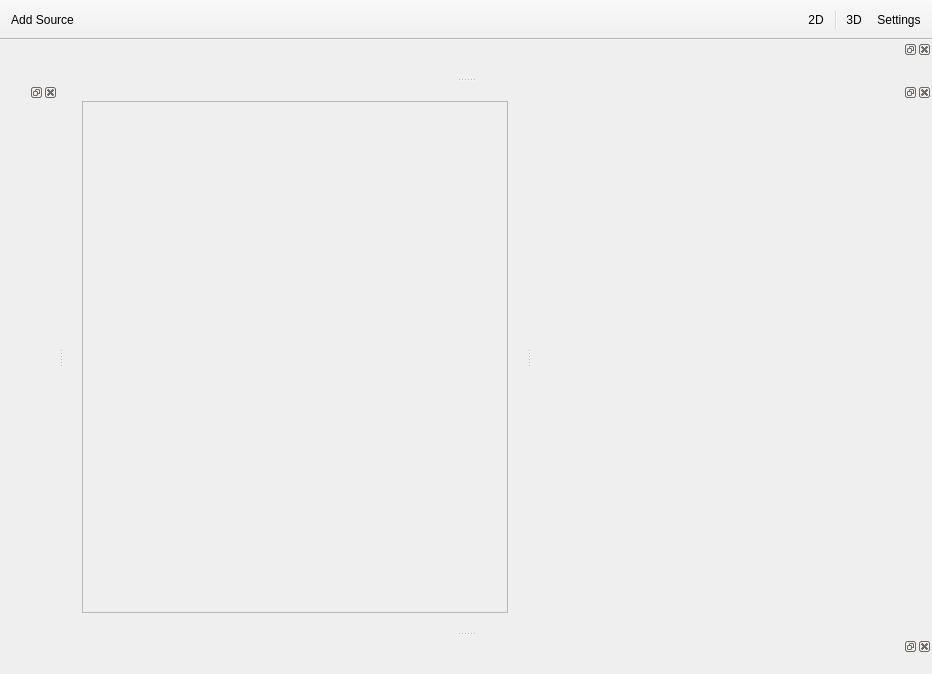
Above: applications/viewer/radiumViewer6/MainWindow.ui from T-PLAY/hub before the change. Below: the same form after it.
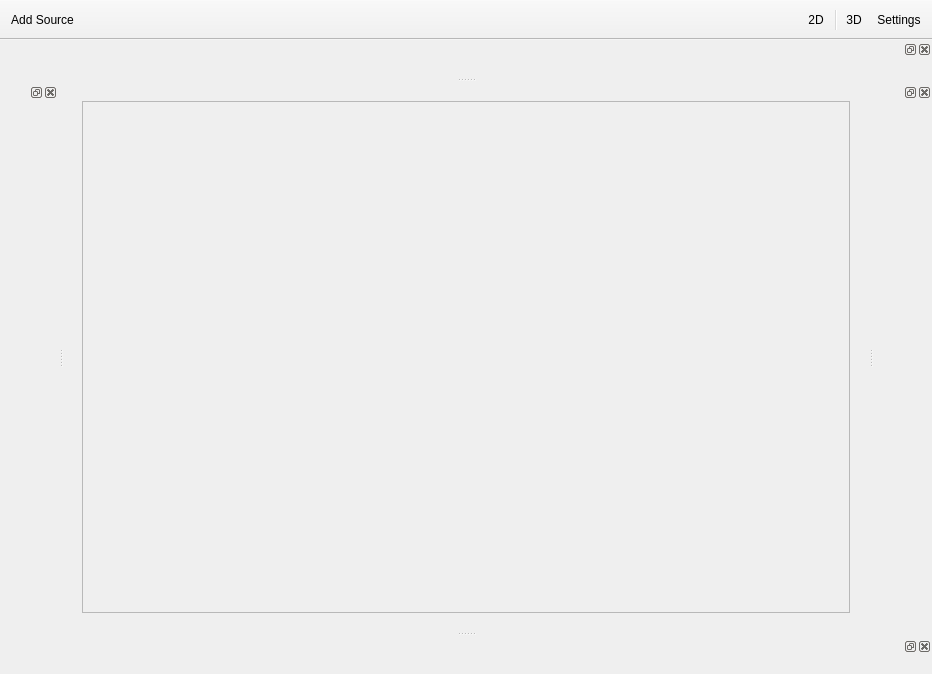
That is the form after the change. Custom widgets are drawn as their Qt base class.

Diff of the .ui file:
```diff
--- a/applications/viewer/radiumViewer6/MainWindow.ui
+++ b/applications/viewer/radiumViewer6/MainWindow.ui
@@ -201,8 +201,8 @@
   <widget class="QDockWidget" name="dockWidget_right">
    <property name="minimumSize">
     <size>
-     <width>400</width>
-     <height>35</height>
+     <width>0</width>
+     <height>0</height>
     </size>
    </property>
    <attribute name="dockWidgetArea">
```
